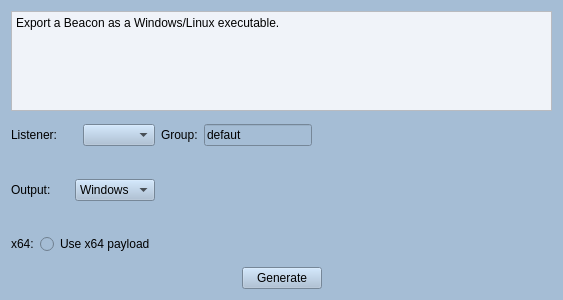
First picture: the form in src/teamclient/client/ui/configure.ui, repository roadwy/RIP, before the edit.
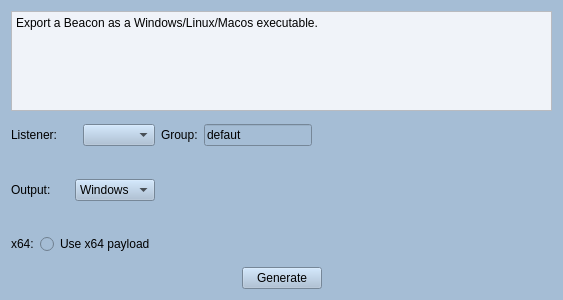
Second picture: the form after the edit. Icons and pictures are not drawn.

Commit message: feat: doubleclick file list

The edit to the form file:
```diff
--- a/src/teamclient/client/ui/configure.ui
+++ b/src/teamclient/client/ui/configure.ui
@@ -39,8 +39,8 @@
         <string>&lt;!DOCTYPE HTML PUBLIC &quot;-//W3C//DTD HTML 4.0//EN&quot; &quot;http://www.w3.org/TR/REC-html40/strict.dtd&quot;&gt;
 &lt;html&gt;&lt;head&gt;&lt;meta name=&quot;qrichtext&quot; content=&quot;1&quot; /&gt;&lt;style type=&quot;text/css&quot;&gt;
 p, li { white-space: pre-wrap; }
-&lt;/style&gt;&lt;/head&gt;&lt;body style=&quot; font-family:'SimSun'; font-size:9pt; font-weight:400; font-style:normal;&quot;&gt;
-&lt;p style=&quot; margin-top:0px; margin-bottom:0px; margin-left:0px; margin-right:0px; -qt-block-indent:0; text-indent:0px;&quot;&gt;Export a Beacon as a Windows/Linux executable.&lt;/p&gt;&lt;/body&gt;&lt;/html&gt;</string>
+&lt;/style&gt;&lt;/head&gt;&lt;body style=&quot; font-family:'SimSun'; font-size:8.25pt; font-weight:400; font-style:normal;&quot;&gt;
+&lt;p style=&quot; margin-top:0px; margin-bottom:0px; margin-left:0px; margin-right:0px; -qt-block-indent:0; text-indent:0px;&quot;&gt;&lt;span style=&quot; font-size:9pt;&quot;&gt;Export a Beacon as a Windows/Linux/Macos executable.&lt;/span&gt;&lt;/p&gt;&lt;/body&gt;&lt;/html&gt;</string>
        </property>
       </widget>
      </item>
```
The commit also changes 2 other files.
